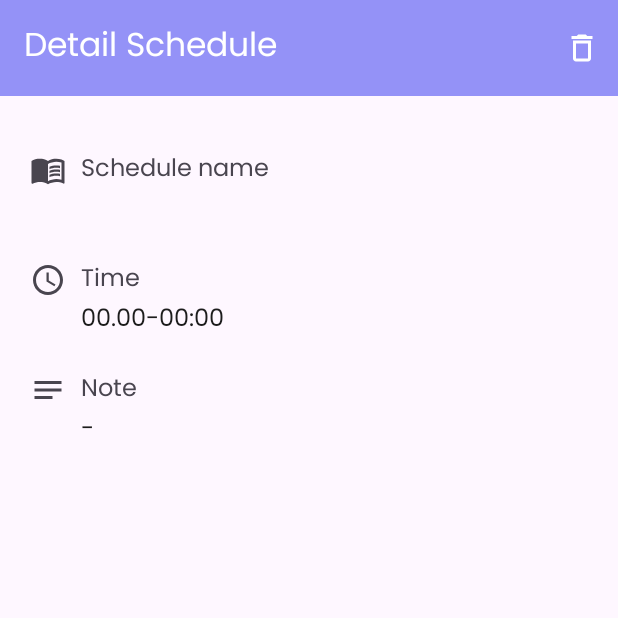
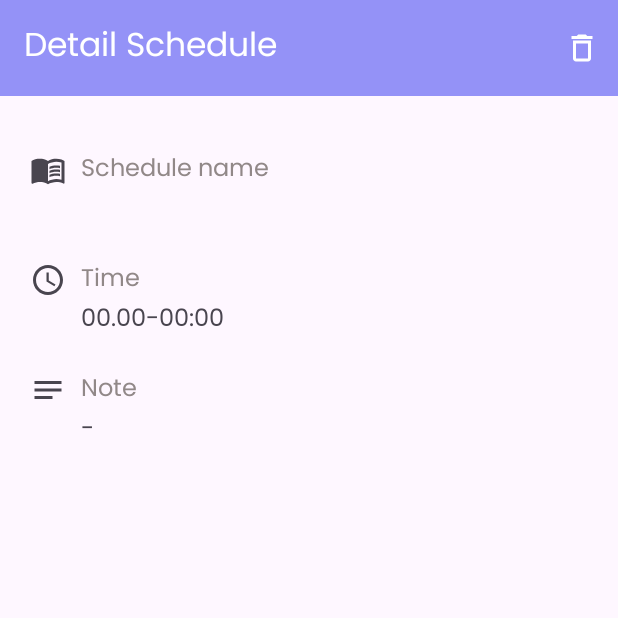
Before and after one commit to rezaagung1101/Schedule-App, an Android app: the DetailScheduleActivity screen opened directly, with no data from a screen before it, on a phone screen of 412 x 824 dp, the top half of it. Run offline under Robolectric (Android 15) with nearby library versions, the phone set to English and light mode, and no system bars; our stand-ins replace Room's generated code; 1 statement that could not run was skipped.

Commit message:
fix: text color

```diff
--- a/app/src/main/res/layout/activity_detail_schedule.xml
+++ b/app/src/main/res/layout/activity_detail_schedule.xml
@@ -37,6 +37,7 @@
                 android:drawableLeft="@drawable/ic_book"
                 android:drawablePadding="10dp"
                 android:text="@string/schedule_name"
+                android:textColor="@color/grey"
                 android:textSize="16sp" />
 
             <TextView
@@ -44,7 +45,6 @@
                 android:layout_width="match_parent"
                 android:layout_height="wrap_content"
                 android:layout_marginStart="34dp"
-                android:textColor="@color/textPrimary"
                 android:textSize="16sp"
                 tools:text="@tools:sample/lorem" />
 
@@ -55,6 +55,7 @@
                 android:drawableLeft="@drawable/ic_time"
                 android:drawablePadding="10dp"
                 android:text="@string/time"
+                android:textColor="@color/grey"
                 android:textSize="16sp" />
 
             <TextView
@@ -62,7 +63,6 @@
                 android:layout_width="match_parent"
                 android:layout_height="wrap_content"
                 android:layout_marginStart="34dp"
-                android:textColor="@color/textPrimary"
                 android:textSize="16sp"
                 tools:text="@tools:sample/date/day_of_week" />
 
@@ -73,6 +73,7 @@
                 android:drawableLeft="@drawable/ic_note"
                 android:drawablePadding="10dp"
                 android:text="@string/note"
+                android:textColor="@color/grey"
                 android:textSize="16sp" />
 
             <TextView
@@ -80,7 +81,6 @@
                 android:layout_width="match_parent"
                 android:layout_height="wrap_content"
                 android:layout_marginStart="34dp"
-                android:textColor="@color/textPrimary"
                 android:textSize="16sp"
                 tools:text="@tools:sample/lorem/random" />
 
```
